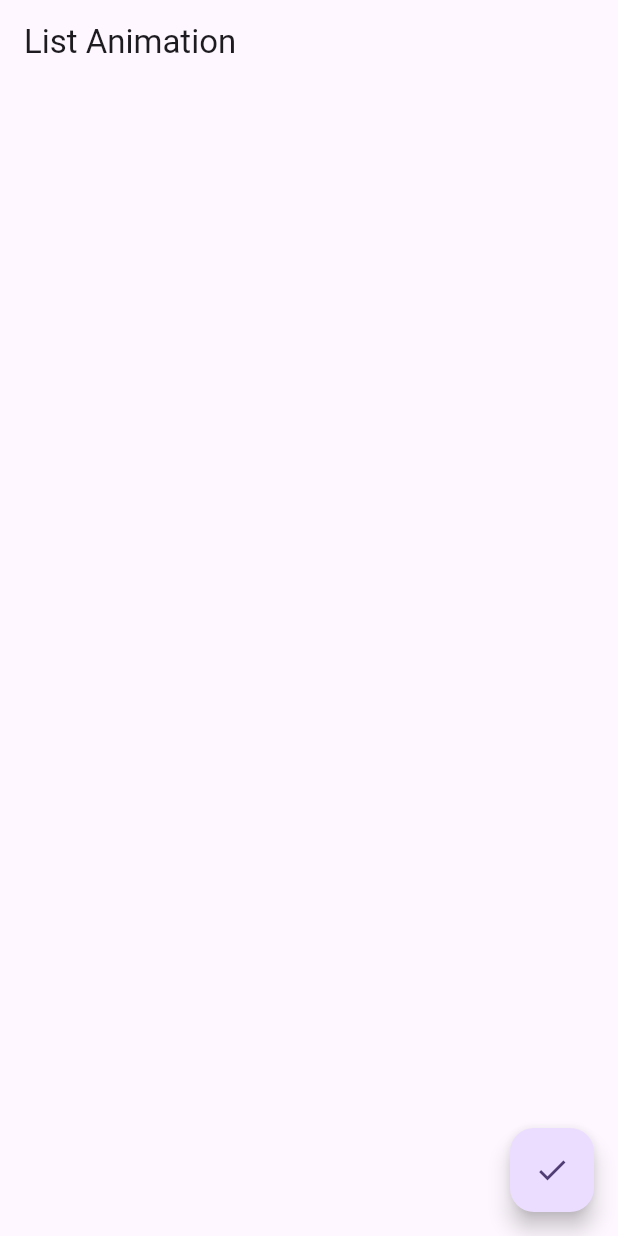
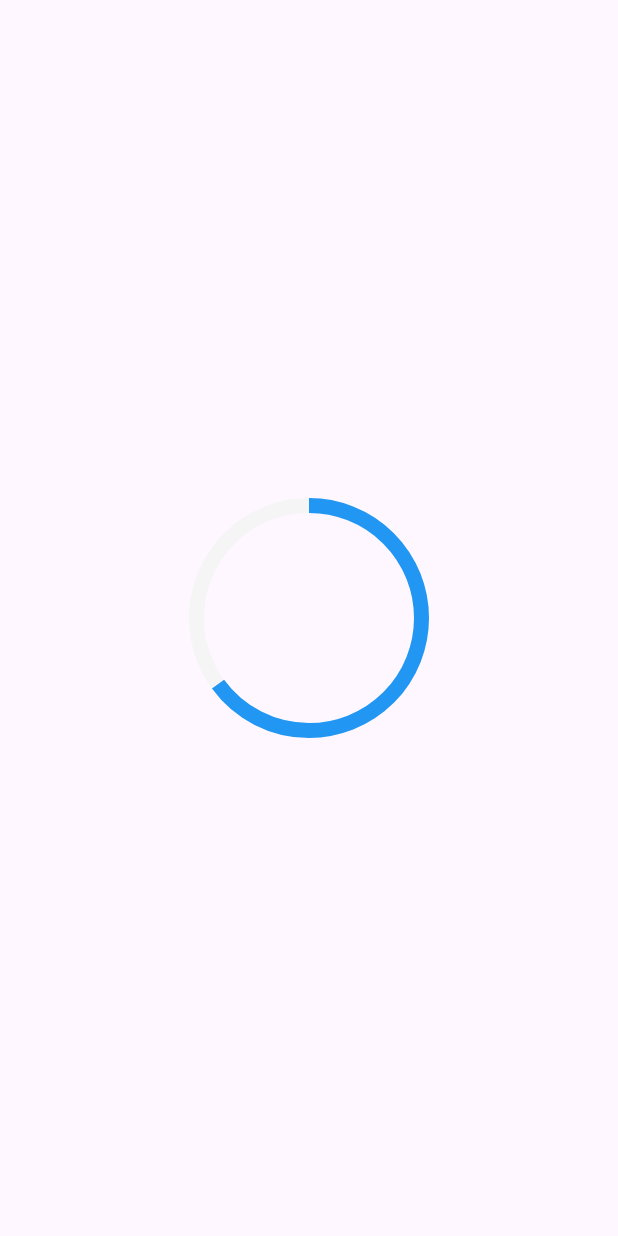
Before and after one commit to HanuShashwat/Flutter-Animation-Practice, a Flutter app: the screen it shows after launch, on a phone screen of 412 x 824 dp. Run offline on Flutter 3.47's test engine with Material 3 defaults, Android fonts, the phone set to English and light mode, and no system bars.

Commit message:
Built a loading animation page.

```diff
--- /dev/null
+++ b/lib/explicit_examples/loading_animation.dart
@@ -0,0 +1,35 @@
+import 'package:flutter/material.dart';
+
+class RadialProgressAnimation extends StatelessWidget {
+  final double progress;
+  final Color color;
+
+  const RadialProgressAnimation({
+    super.key,
+    required this.progress,
+    required this.color,
+  });
+
+  @override
+  Widget build(BuildContext context) {
+    return Scaffold(
+      body: Center(
+        child: Stack(
+          alignment: Alignment.center,
+          children: [
+            SizedBox(
+              width: 150,
+              height: 150,
+              child: CircularProgressIndicator(
+                value: progress,
+                strokeWidth: 10,
+                backgroundColor: Colors.grey.shade100,
+                color: color,
+              ),
+            )
+          ],
+        ),
+      ),
+    );
+  }
+}
--- a/lib/main.dart
+++ b/lib/main.dart
@@ -1,5 +1,5 @@
 import 'package:flutter/material.dart';
-import 'explicit_examples/list_animation.dart';
+import 'explicit_examples/loading_animation.dart';
 
 void main() {
   runApp(const MyApp());
@@ -16,7 +16,10 @@ class MyApp extends StatelessWidget {
         colorScheme: ColorScheme.fromSeed(seedColor: Colors.deepPurple),
         useMaterial3: true,
       ),
-      home: const ListAnimation(),
+      home: const RadialProgressAnimation(
+        color: Colors.blue,
+        progress: 0.65,
+      ),
     );
   }
 }
```
